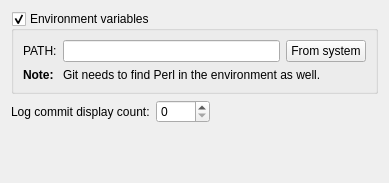
Above: src/plugins/git/settingspage.ui from qt-creator/qt-creator before the change. Below: the same form after it.
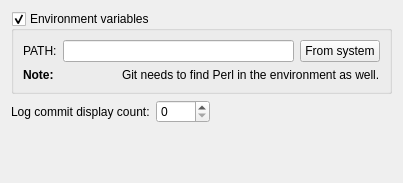
That is the form after the change.

Commit message:
Fixes:    - Layout of git settings.
Details:  - No need for form layout anyhow (which looks broken atm).

Patch:
```diff
--- a/src/plugins/git/settingspage.ui
+++ b/src/plugins/git/settingspage.ui
@@ -6,7 +6,7 @@
    <rect>
     <x>0</x>
     <y>0</y>
-    <width>389</width>
+    <width>403</width>
     <height>183</height>
    </rect>
   </property>
@@ -25,16 +25,16 @@
      <property name="checkable">
       <bool>true</bool>
      </property>
-     <layout class="QFormLayout" name="formLayout">
-      <item row="0" column="0">
+     <layout class="QVBoxLayout" name="verticalLayout_2">
+      <item>
+       <layout class="QHBoxLayout" name="horizontalLayout">
+        <item>
        <widget class="QLabel" name="pathlabel">
         <property name="text">
          <string>PATH:</string>
         </property>
        </widget>
       </item>
-      <item row="0" column="1">
-       <layout class="QHBoxLayout" name="horizontalLayout_2">
         <item>
          <widget class="QLineEdit" name="pathLineEdit"/>
         </item>
@@ -47,19 +47,23 @@
         </item>
        </layout>
       </item>
-      <item row="1" column="0">
+      <item>
+       <layout class="QHBoxLayout" name="horizontalLayout_2">
+        <item>
        <widget class="QLabel" name="noteLabel">
         <property name="text">
          <string>&lt;b&gt;Note:&lt;/b&gt;</string>
         </property>
        </widget>
       </item>
-      <item row="1" column="1">
+        <item>
        <widget class="QLabel" name="noteFieldlabel">
         <property name="text">
          <string>Git needs to find Perl in the environment as well.</string>
         </property>
        </widget>
+        </item>
+       </layout>
       </item>
      </layout>
     </widget>
```
Lines whose indentation alone changed are shown as unchanged.
